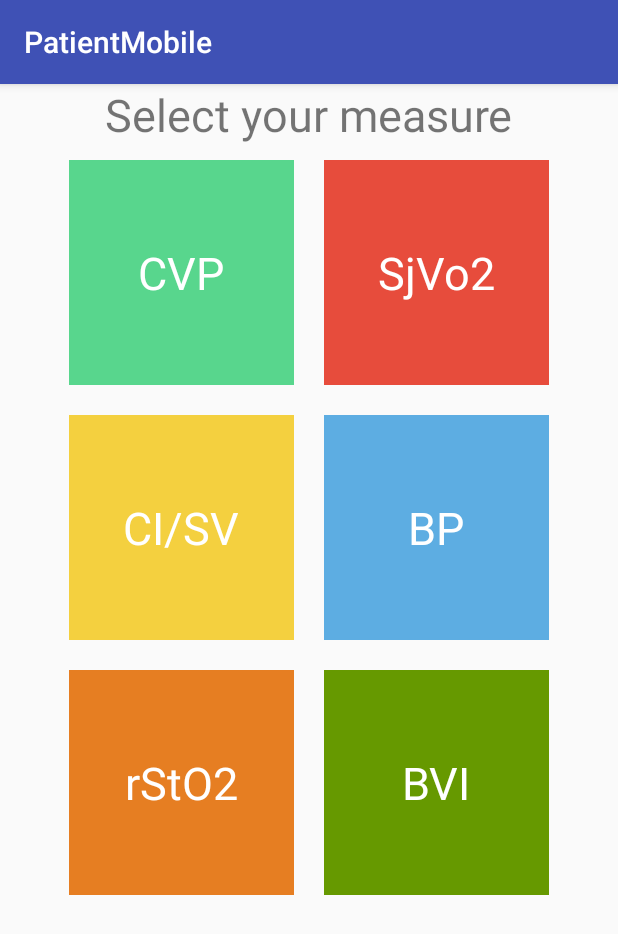
After one commit to q4wen/IO, an Android app: the fragment MeasureFragment shown on its own in the app's theme, on a phone screen of 412 x 824 dp. The commit adds this screen. Shown: the top 934 px of the screen. Run offline under Robolectric (Android 15) with nearby library versions, the phone set to English and light mode, and no system bars.

Commit message:
Measure done.

```diff
--- a/app/src/main/AndroidManifest.xml
+++ b/app/src/main/AndroidManifest.xml
@@ -25,7 +25,8 @@
         </activity>
         <activity
             android:name=".MainActivity"
-            android:label="@string/title_activity_main"></activity>
+            android:label="@string/title_activity_main" />
+        <activity android:name=".measure.MeasureActivity"></activity>
     </application>
 
 </manifest>
--- /dev/null
+++ b/app/src/main/java/uwaterloo/ca/patientmobile/measure/MeasureFragment.java
@@ -0,0 +1,36 @@
+package uwaterloo.ca.patientmobile.measure;
+
+
+import android.content.Intent;
+import android.os.Bundle;
+import android.support.v4.app.Fragment;
+import android.view.LayoutInflater;
+import android.view.View;
+import android.view.ViewGroup;
+
+import uwaterloo.ca.patientmobile.MainActivity;
+import uwaterloo.ca.patientmobile.R;
+
+
+public class MeasureFragment extends Fragment {
+
+    @Override
+    public View onCreateView(LayoutInflater inflater, ViewGroup container,
+                             Bundle savedInstanceState) {
+        // Inflate the layout for this fragment
+        return inflater.inflate(R.layout.fragment_measure, container, false);
+    }
+
+    @Override
+    public void onViewCreated(View view, Bundle savedInstanceState) {
+        View cvpBtn = view.findViewById(R.id.cvp);
+        cvpBtn.setOnClickListener(new View.OnClickListener() {
+            @Override
+            public void onClick(View v) {
+                Intent intent = new Intent(getContext(), MeasureActivity.class);
+                startActivity(intent);
+            }
+        });
+    }
+
+}
--- /dev/null
+++ b/app/src/main/res/layout/fragment_measure.xml
@@ -0,0 +1,120 @@
+<?xml version="1.0" encoding="utf-8"?>
+<FrameLayout xmlns:android="http://schemas.android.com/apk/res/android"
+    xmlns:tools="http://schemas.android.com/tools"
+    android:layout_width="match_parent"
+    android:layout_height="match_parent"
+    tools:context=".measure.MeasureFragment">
+<LinearLayout
+    android:layout_width="match_parent"
+    android:layout_height="match_parent"
+    android:orientation="vertical">
+
+    <TextView
+        android:text="Select your measure"
+        android:textSize="30dp"
+        android:layout_width="wrap_content"
+        android:layout_height="wrap_content"
+        android:layout_gravity="center"/>
+    <GridLayout
+        android:layout_width="wrap_content"
+        android:layout_height="wrap_content"
+        android:layout_gravity="center_horizontal"
+        android:columnCount="2"
+        android:orientation="horizontal">
+
+        <RelativeLayout
+            android:id="@+id/cvp"
+            android:layout_margin="10dp"
+            android:layout_height="150dp"
+            android:layout_width="150dp"
+            android:layout_gravity="center_horizontal"
+            android:gravity="center"
+            android:background="#58D68D">
+            <TextView
+                android:textColor="@android:color/white"
+                android:textSize="30dp"
+                android:layout_width="wrap_content"
+                android:layout_height="wrap_content"
+                android:text="CVP" />
+        </RelativeLayout>
+
+        <RelativeLayout
+            android:layout_margin="10dp"
+            android:layout_height="150dp"
+            android:layout_width="150dp"
+            android:layout_gravity="center_horizontal"
+            android:gravity="center"
+            android:background="#E74C3C">
+            <TextView
+                android:textColor="@android:color/white"
+                android:textSize="30dp"
+                android:layout_width="wrap_content"
+                android:layout_height="wrap_content"
+                android:text="SjVo2" />
+        </RelativeLayout>
+
+        <RelativeLayout
+            android:layout_margin="10dp"
+            android:layout_height="150dp"
+            android:layout_width="150dp"
+            android:layout_gravity="center_horizontal"
+            android:gravity="center"
+            android:background="#F4D03F">
+            <TextView
+                android:textColor="@android:color/white"
+                android:textSize="30dp"
+                android:layout_width="wrap_content"
+                android:layout_height="wrap_content"
+                android:text="CI/SV" />
+        </RelativeLayout>
+
+        <RelativeLayout
+            android:layout_margin="10dp"
+            android:layout_height="150dp"
+            android:layout_width="150dp"
+            android:layout_gravity="center_horizontal"
+            android:gravity="center"
+            android:background="#5DADE2">
+            <TextView
+                android:textColor="@android:color/white"
+                android:textSize="30dp"
+                android:layout_width="wrap_content"
+                android:layout_height="wrap_content"
+                android:text="BP" />
+        </RelativeLayout>
+
+        <RelativeLayout
+            android:layout_margin="10dp"
+            android:layout_height="150dp"
+            android:layout_width="150dp"
+            android:layout_gravity="center_horizontal"
+            android:gravity="center"
+            android:background="#E67E22">
+            <TextView
+                android:textColor="@android:color/white"
+                android:textSize="30dp"
+                android:layout_width="wrap_content"
+                android:layout_height="wrap_content"
+                android:text="rStO2" />
+        </RelativeLayout>
+
+        <RelativeLayout
+            android:layout_margin="10dp"
+            android:layout_height="150dp"
+            android:layout_width="150dp"
+            android:layout_gravity="center_horizontal"
+            android:gravity="center"
+            android:background="@android:color/holo_green_dark">
+            <TextView
+                android:textColor="@android:color/white"
+                android:textSize="30dp"
+                android:layout_width="wrap_content"
+                android:layout_height="wrap_content"
+                android:text="BVI" />
+        </RelativeLayout>
+
+    </GridLayout>
+</LinearLayout>
+
+
+</FrameLayout>
--- a/app/src/main/res/layout/login_main.xml
+++ b/app/src/main/res/layout/login_main.xml
@@ -73,6 +73,7 @@
                 android:hint="Enter you Password"
                 android:layout_width="match_parent"
                 android:layout_height="match_parent"
+                android:password="true"
                 android:layout_marginStart="10dp"/>
 
         </LinearLayout>
--- a/app/src/main/res/menu/navigation.xml
+++ b/app/src/main/res/menu/navigation.xml
@@ -7,9 +7,9 @@
         android:title="@string/title_dashboard" />
 
     <item
-        android:id="@+id/navigation_log"
+        android:id="@+id/navigation_measure"
         android:icon="@drawable/ic_home_black_24dp"
-        android:title="@string/title_log" />
+        android:title="@string/title_measure" />
 
 
     <item
--- a/app/src/main/res/values/strings.xml
+++ b/app/src/main/res/values/strings.xml
@@ -2,6 +2,7 @@
     <string name="app_name">PatientMobile</string>
     <string name="title_activity_main">MainActivity</string>
     <string name="title_log">Log</string>
+    <string name="title_measure">Measure</string>
     <string name="title_dashboard">Dashboard</string>
     <string name="title_setting">Setting</string>
 
```
Also changed, not shown: app/src/main/java/uwaterloo/ca/patientmobile/MainActivity.java (+5 -2 lines), app/src/main/java/uwaterloo/ca/patientmobile/measure/MeasureActivity.java (added, +203 -0 lines), app/src/main/res/layout/activity_main.xml (+0 -8 lines), app/src/main/res/layout/activity_measure.xml (added, +89 -0 lines), app/src/main/java/uwaterloo/ca/patientmobile/dashboard/DashBoardFragment.java (line endings or trailing spaces).
